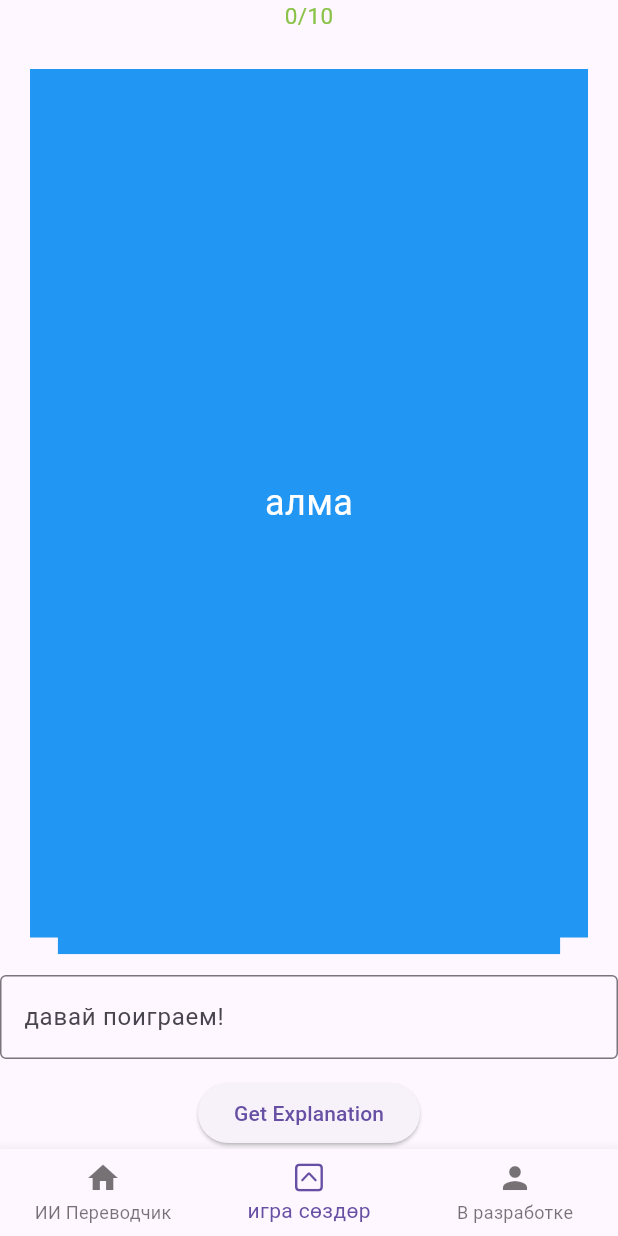
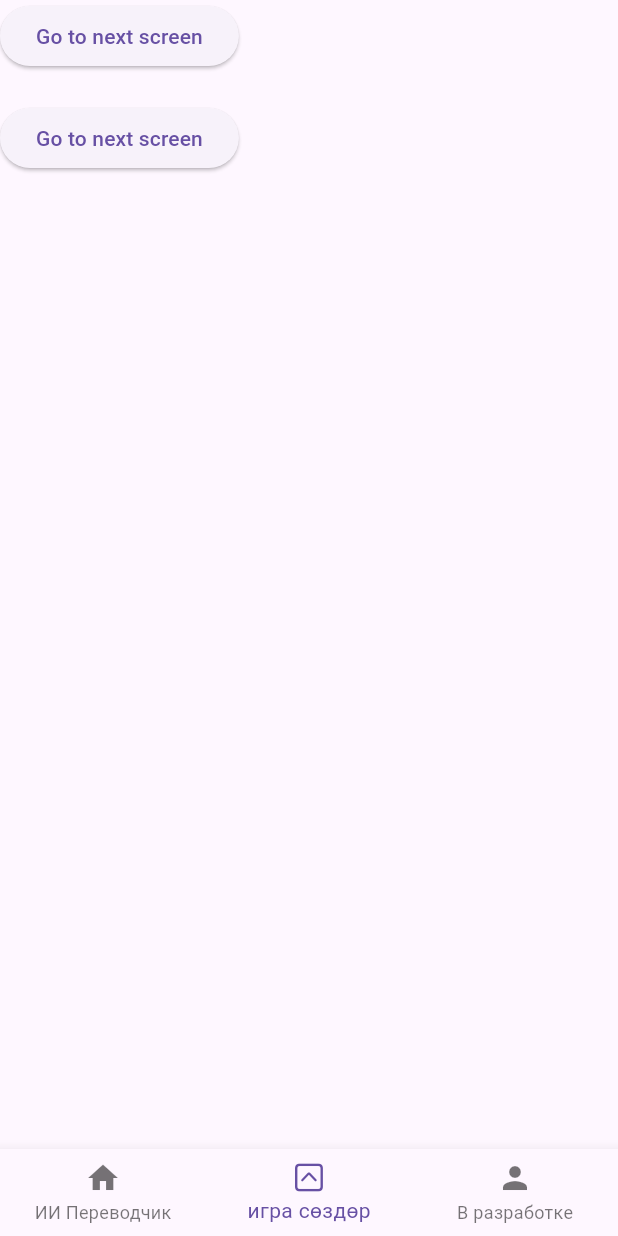
Before and after one commit to Kriptos23/kyrgyz_dictionary, a Flutter app: the DailyWords screen opened by its route, on a phone screen of 412 x 824 dp. Run offline on Flutter 3.47's test engine with Material 3 defaults, Android fonts, the phone set to English and light mode, and no system bars; drawn by our look-alikes of flip_card, flutter_card_swiper.

Commit message:
now it has 2 levels of wordsScreen 10 words each, we are using daily_words_template_screen.dart as a template to create this kind of screens which are the copy of each other but with different data(lists of words). I learnt a lot from this, turns out we can use regular stateful widget as a class creating an object

```diff
--- a/lib/Screens/daily_words_screen.dart
+++ b/lib/Screens/daily_words_screen.dart
@@ -5,6 +5,8 @@ import 'package:flutter/cupertino.dart';
 import '../widgets/botttom_nav_bar_widget.dart';
 import 'package:kyrgyz_dictionary/list_of_words.dart';
 import 'package:kyrgyz_dictionary/widgets/flip_cards_widget.dart';
+
+import 'daily_words_template_screen.dart';
 
 class DailyWords extends StatefulWidget {
   const DailyWords({super.key});
@@ -16,29 +18,6 @@ class DailyWords extends StatefulWidget {
 class _DailyWordsState extends State<DailyWords> {
   BottomNavBar bottomNavBarWidget = BottomNavBar(1);
 
-  final CardSwiperController controller = CardSwiperController();
-
-  final TextEditingController _textController = TextEditingController();
-
-  int cardIndex = 0;
-
-  int rightAnswersCounter = 0;
-  bool isNewCard = true;
-
-
-
-  bool _onSwipe(int index){
-    // final flipC = cards[index];
-    // if(flipC.isItFront == false){
-    //   return true;
-    // }
-    // else{
-    //   return false;
-    // }
-    return false;
-  }
-
-
   @override
   Widget build(BuildContext context) {
     return SafeArea(
@@ -46,87 +25,30 @@ class _DailyWordsState extends State<DailyWords> {
         bottomNavigationBar: bottomNavBarWidget.buildBottomNavBar(context, setState),
         body: Column(
           children: [
-            Text('$rightAnswersCounter/10', style: TextStyle(color: Colors.lightGreen, fontSize: 15),),
-            Flexible(
-              child: CardSwiper(
-                isDisabled: _onSwipe(0),
-                cardsCount: easyWords1.length,
-                cardBuilder: (context, index, percentThresholdX, percentThresholdY) => buildFlipCards()[index],
-                onSwipe: (previousIndex, currentIndex, direction) {
-                  cardIndex = currentIndex!;
-                  isNewCard = true;
-                  return true; // 👈 must return true to allow the swipe
-                },
-              ),
-            ),
-            TextField(
-              controller: _textController,
-              decoration: InputDecoration(
-                labelText: "давай поиграем!",
-                border: OutlineInputBorder(),
-              ),
-            ),
-            SizedBox(height: 12),
             ElevatedButton(
               onPressed: () {
-                if(_textController.text.trim() == easyWords1[cardIndex].rusTrans){
-                  // buildFlipCards()[0].toggleCard();
-                  showDialog(
-                    context: context,
-                    builder: (BuildContext context) {
-                      return AlertDialog(
-                        title: const Text("Азамат!", style: TextStyle(color: Colors.lightGreen),),
-                        content: const Text("You are right!"),
-                        actions: [
-                          TextButton(
-                            onPressed: () {
-                              Navigator.of(context).pop(); // closes the popup
-                              setState((){
-                                // if(isNewCard == true && rightAnswersCounter<10){
-                                //   rightAnswersCounter++;
-                                // }
-                                if(!easyWords1[cardIndex].isCorrectlyAnswered){
-                                  easyWords1[cardIndex].isCorrectlyAnswered = true;
-                                  rightAnswersCounter++;
-                                  easyWords1[cardIndex].changeColorIfRight = Colors.lightGreen;
-                                }
-                              });
-                              isNewCard = false;
-                            },
-                            child: const Text("Close"),
+                Navigator.push(
+                  context,
+                  MaterialPageRoute(
+                    builder: (context) => DailyWordsTemplateScreen(listOfWords: easyWords1,), // replace with your screen class
                   ),
-                        ],
                 );
               },
-                  );
-                }
-                else{
-                  showDialog(
-                    context: context,
-                    builder: (BuildContext context) {
-                      return AlertDialog(
-                        title: const Text("Жок ай", style: TextStyle(color: Colors.red)),
-                        content: const Text("Try again!"),
-                        actions: [
-                          TextButton(
+              child: Text("Go to next screen"),
+            ),
+            SizedBox(height: 20,),
+            ElevatedButton(
               onPressed: () {
-                              Navigator.of(context).pop(); // closes the popup
-                              setState(() {
-                                easyWords1[cardIndex].isCorrectlyAnswered = false;
-                                rightAnswersCounter--;
-                                easyWords1[cardIndex].changeColorIfRight = Colors.red;
-                              });
-                            },
-                            child: const Text("Close"),
+                Navigator.push(
+                  context,
+                  MaterialPageRoute(
+                    builder: (context) => DailyWordsTemplateScreen(listOfWords: easyWords2,), // replace with your screen class
                   ),
-                        ],
                 );
               },
-                  );
-                }
-              },
-              child: Text("Get Explanation"),
+              child: Text("Go to next screen"),
             ),
+
           ],
         ),
       ),
--- a/lib/list_of_words.dart
+++ b/lib/list_of_words.dart
@@ -52,3 +52,56 @@
     img: " ", // bread
   ),
 ];
+
+List<Words> easyWords2 = [
+  Words(
+    word: "саат",
+    rusTrans: "часы",
+    img: " ", // clock
+  ),
+  Words(
+    word: "такта",
+    rusTrans: "доска",
+    img: " ", // board
+  ),
+  Words(
+    word: "кыз",
+    rusTrans: "девочка",
+    img: " ", // girl
+  ),
+  Words(
+    word: "бала",
+    rusTrans: "ребенок",
+    img: " ", // child
+  ),
+  Words(
+    word: "суу",
+    rusTrans: "вода",
+    img: " ", // water
+  ),
+  Words(
+    word: "апельсин",
+    rusTrans: "апельсин",
+    img: " ", // orange
+  ),
+  Words(
+    word: "терезе",
+    rusTrans: "окно",
+    img: " ", // window
+  ),
+  Words(
+    word: "кызыл",
+    rusTrans: "красный",
+    img: " ", // red
+  ),
+  Words(
+    word: "кара",
+    rusTrans: "черный",
+    img: " ", // black
+  ),
+  Words(
+    word: "жашыл",
+    rusTrans: "зеленый",
+    img: " ", // green
+  ),
+];
--- a/lib/widgets/flip_cards_widget.dart
+++ b/lib/widgets/flip_cards_widget.dart
@@ -5,17 +5,17 @@ import 'package:flutter/material.dart';
 
 import 'package:kyrgyz_dictionary/list_of_words.dart';
 
-List<FlipCard> buildFlipCards() {
+List<FlipCard> buildFlipCards(List<Words> listOfWords) {
   List<FlipCard> cards = [];
-  for (var i = 0; i < easyWords1.length; i++) {
+  for (var i = 0; i < listOfWords.length; i++) {
     cards.add(
       FlipCard(
         key: ValueKey('card$i'),
         front: Container(
           alignment: Alignment.center,
-          color: easyWords1[i].changeColorIfRight,
+          color: listOfWords[i].changeColorIfRight,
           child: Text(
-            '${easyWords1[i].word}',
+            '${listOfWords[i].word}',
             style: const TextStyle(fontSize: 24, color: Colors.white),
           ),
         ),
@@ -23,7 +23,7 @@ List<FlipCard> buildFlipCards() {
           alignment: Alignment.center,
           color: Colors.green,
           child: Text(
-            '${easyWords1[i].rusTrans}',
+            '${listOfWords[i].rusTrans}',
             style: const TextStyle(fontSize: 24, color: Colors.white),
           ),
         ),
```
Also changed, not shown: lib/Screens/daily_words_template_screen.dart (added, +150 -0 lines). Lines whose indentation alone changed are shown as unchanged.
